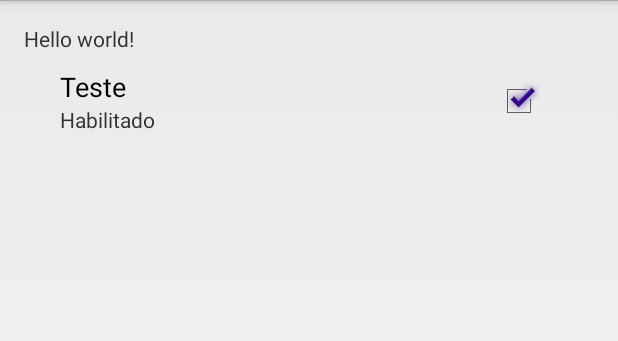
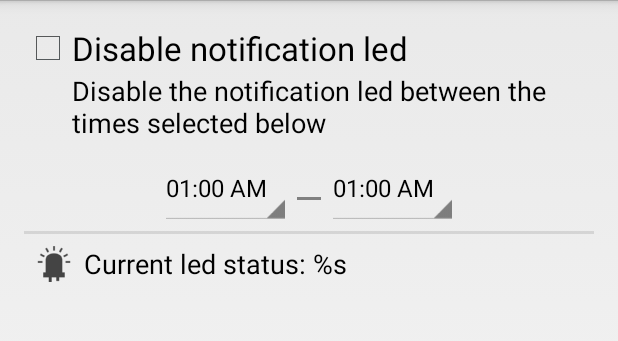
Before and after one commit to xisberto/ledassist, an Android app: the screen it shows after launch (MainActivity), in the options menu, after a tap on "Settings", on a phone screen of 412 x 824 dp, the part 72-413 px from its top. Run offline under Robolectric (Android 15) with nearby library versions, the phone set to English and light mode, and no system bars.

Commit message:
MainActivity layout and Settings management

```diff
--- a/app/src/main/java/net/xisberto/ledassist/MainActivity.java
+++ b/app/src/main/java/net/xisberto/ledassist/MainActivity.java
@@ -1,19 +1,46 @@
 package net.xisberto.ledassist;
 
 import android.app.Activity;
+import android.app.TimePickerDialog;
 import android.os.Bundle;
+import android.text.format.DateFormat;
 import android.view.Menu;
 import android.view.MenuItem;
+import android.view.MotionEvent;
+import android.view.View;
+import android.widget.Button;
+import android.widget.CheckBox;
+import android.widget.TimePicker;
+
+import java.util.Set;
 
 
-public class MainActivity extends Activity {
+public class MainActivity extends Activity implements View.OnClickListener {
+
+    private CheckBox checkLed;
 
     @Override
     protected void onCreate(Bundle savedInstanceState) {
         super.onCreate(savedInstanceState);
         setContentView(R.layout.activity_main);
+
+        checkLed = (CheckBox) findViewById(R.id.checkLed);
+        findViewById(R.id.textSummary).setOnTouchListener(new View.OnTouchListener() {
+            @Override
+            public boolean onTouch(View v, MotionEvent event) {
+                checkLed.onTouchEvent(event);
+                return true;
+            }
+        });
+
+        Button buttonStart = (Button) findViewById(R.id.buttonStart);
+        buttonStart.setOnClickListener(this);
+        buttonStart.setText(Settings.getTimeString(this, Settings.KEY_START));
+
+        Button buttonEnd = (Button) findViewById(R.id.buttonEnd);
+        buttonEnd.setOnClickListener(this);
+        buttonEnd.setText(Settings.getTimeString(this, Settings.KEY_END));
     }
-
 
     @Override
     public boolean onCreateOptionsMenu(Menu menu) {
@@ -33,4 +60,28 @@ public class MainActivity extends Activity {
         }
         return super.onOptionsItemSelected(item);
     }
+
+    @Override
+    public void onClick(View v) {
+        final String key;
+        final Button target = (Button) v;
+        if (v.getId() == R.id.buttonStart) {
+            key = Settings.KEY_START;
+        } else {
+            key = Settings.KEY_END;
+        }
+        TimePickerDialog.OnTimeSetListener listener = new TimePickerDialog.OnTimeSetListener() {
+            @Override
+            public void onTimeSet(TimePicker view, int hourOfDay, int minute) {
+                Settings.setTime(MainActivity.this, key, hourOfDay, minute);
+                target.setText(Settings.getTimeString(MainActivity.this, hourOfDay, minute));
+            }
+        };
+        int hour = Settings.getHour(this, key);
+        int minute = Settings.getMinute(this, key);
+        TimePickerDialog dialog = new TimePickerDialog(this, listener, hour, minute,
+                DateFormat.is24HourFormat(this));
+        dialog.setCancelable(true);
+        dialog.show();
+    }
 }
--- /dev/null
+++ b/app/src/main/java/net/xisberto/ledassist/Settings.java
@@ -0,0 +1,67 @@
+package net.xisberto.ledassist;
+
+import android.content.Context;
+import android.content.SharedPreferences;
+import android.preference.PreferenceManager;
+import android.text.format.DateFormat;
+
+import java.lang.ref.SoftReference;
+import java.text.SimpleDateFormat;
+import java.util.Calendar;
+
+/**
+ * Created by xisberto on 18/09/14.
+ */
+public class Settings {
+    public static final String KEY_START = "start", KEY_END = "end", DEFAULT_HOUR = "01:00";
+    private static final String HOUR = "_hour", MINUTE = "_minute";
+
+    public static void setTime(Context context, String key, int hour, int minute) {
+        PreferenceManager.getDefaultSharedPreferences(context).edit()
+                .putInt(key + HOUR, hour)
+                .putInt(key + MINUTE, minute)
+                .apply();
+    }
+
+    public static Calendar getTime(Context context, String key) {
+        SharedPreferences preferences = PreferenceManager.getDefaultSharedPreferences(context);
+        int hourOfDay = preferences.getInt(key + HOUR, 1);
+        int minute = preferences.getInt(key + MINUTE, 0);
+        Calendar calendar = Calendar.getInstance();
+        calendar.set(Calendar.HOUR_OF_DAY, hourOfDay);
+        calendar.set(Calendar.MINUTE, minute);
+        calendar.set(Calendar.SECOND, 0);
+        return calendar;
+    }
+
+    public static String getTimeString(Context context, String key) {
+        Calendar calendar = getTime(context, key);
+        if (DateFormat.is24HourFormat(context)) {
+            return DateFormat.format("kk:mm", calendar).toString();
+        } else {
+            return DateFormat.format("hh:mm aa", calendar).toString();
+        }
+    }
+
+    public static String getTimeString(Context context, int hourOfDay, int minute) {
+        Calendar calendar = Calendar.getInstance();
+        calendar.set(Calendar.HOUR_OF_DAY, hourOfDay);
+        calendar.set(Calendar.MINUTE, minute);
+        calendar.set(Calendar.SECOND, 0);
+        if (DateFormat.is24HourFormat(context)) {
+            return DateFormat.format("kk:mm", calendar).toString();
+        } else {
+            return DateFormat.format("hh:mm aa", calendar).toString();
+        }
+    }
+
+    public static int getHour(Context context, String key) {
+        SharedPreferences preferences = PreferenceManager.getDefaultSharedPreferences(context);
+        return preferences.getInt(key + HOUR, 1);
+    }
+
+    public static int getMinute(Context context, String key) {
+        SharedPreferences preferences = PreferenceManager.getDefaultSharedPreferences(context);
+        return preferences.getInt(key + MINUTE, 0);
+    }
+}
--- a/app/src/main/java/net/xisberto/ledassist/SettingsFragment.java
+++ /dev/null
@@ -1,15 +0,0 @@
-package net.xisberto.ledassist;
-
-import android.os.Bundle;
-import android.preference.PreferenceFragment;
-
-/**
- * Created by 00790186373 on 18/09/14.
- */
-public class SettingsFragment extends PreferenceFragment {
-    @Override
-    public void onCreate(Bundle savedInstanceState) {
-        super.onCreate(savedInstanceState);
-        addPreferencesFromResource(R.xml.settings);
-    }
-}
--- a/app/src/main/res/layout/activity_main.xml
+++ b/app/src/main/res/layout/activity_main.xml
@@ -8,19 +8,75 @@
     android:paddingBottom="@dimen/activity_vertical_margin"
     tools:context=".MainActivity">
 
+    <CheckBox
+        android:layout_width="match_parent"
+        android:layout_height="wrap_content"
+        android:text="@string/disable_led"
+        android:id="@+id/checkLed"
+        android:textAppearance="?android:textAppearanceLarge"
+        android:layout_alignParentTop="true"
+        android:layout_alignParentLeft="true"
+        android:layout_alignParentStart="true" />
+
     <TextView
-        android:text="@string/hello_world"
+        android:layout_width="match_parent"
+        android:layout_height="wrap_content"
+        android:layout_marginLeft="32dp"
+        android:layout_marginStart="32dp"
+        android:layout_marginBottom="8dp"
+        android:textAppearance="?android:attr/textAppearanceMedium"
+        android:text="@string/led_summary"
+        android:id="@+id/textSummary"
+        android:layout_below="@+id/checkLed"
+        android:layout_alignParentLeft="true"
+        android:layout_alignParentStart="true" />
+
+    <Button
+        style="?android:attr/spinnerStyle"
         android:layout_width="wrap_content"
         android:layout_height="wrap_content"
-        android:id="@+id/textView" />
+        android:text="@string/default_hour"
+        android:id="@+id/buttonStart"
+        android:layout_below="@+id/textSummary"
+        android:layout_toLeftOf="@+id/view"
+        android:layout_toStartOf="@+id/view" />
 
-    <fragment
+    <View
+        android:layout_width="16dp"
+        android:layout_height="2dp"
+        android:layout_margin="4dp"
+        android:background="#808080"
+        android:layout_centerHorizontal="true"
+        android:layout_alignBaseline="@id/buttonStart"
+        android:id="@+id/view" />
+
+    <Button
+        style="?android:attr/spinnerStyle"
+        android:layout_width="wrap_content"
+        android:layout_height="wrap_content"
+        android:text="@string/default_hour"
+        android:id="@+id/buttonEnd"
+        android:layout_below="@+id/textSummary"
+        android:layout_toRightOf="@+id/view"
+        android:layout_toEndOf="@+id/view" />
+
+    <View
+        android:id="@+id/separator"
+        android:layout_width="match_parent"
+        android:layout_height="2dp"
+        android:background="?android:dividerHorizontal"
+        android:layout_below="@+id/buttonStart"
+        android:layout_marginTop="4dp"
+        />
+
+    <TextView
         android:layout_width="match_parent"
         android:layout_height="wrap_content"
-        android:name="net.xisberto.ledassist.SettingsFragment"
-        android:id="@+id/fragment"
-        android:layout_below="@+id/textView"
-        android:layout_centerHorizontal="true"
-        tools:layout="@android:layout/activity_list_item" />
+        android:layout_below="@+id/separator"
+        android:textAppearance="?android:textAppearanceMedium"
+        android:gravity="center_vertical"
+        android:drawableLeft="@drawable/ic_led_on"
+        android:drawableStart="@drawable/ic_led_on"
+        android:text="@string/current_led_status"/>
 
 </RelativeLayout>
--- a/app/src/main/res/values/strings.xml
+++ b/app/src/main/res/values/strings.xml
@@ -2,7 +2,12 @@
 <resources>
 
     <string name="app_name">Led Assist</string>
-    <string name="hello_world">Hello world!</string>
     <string name="action_settings">Settings</string>
 
+    <string name="disable_led">Disable notification led</string>
+    <string name="led_summary">Disable the notification led between the times selected below</string>
+    <string name="default_hour">01:00</string>
+    <string name="current_led_status">Current led status: %s</string>
+    <string name="enabled">enabled</string>
+    <string name="disabled">disabled</string>
 </resources>
```
Also changed, not shown: app/src/main/led-off.png (added), app/src/main/led-on.png (added), app/src/main/res/drawable-hdpi/ic_led_off.png (added), app/src/main/res/drawable-hdpi/ic_led_on.png (added), app/src/main/res/drawable-mdpi/ic_led_off.png (added), app/src/main/res/drawable-mdpi/ic_led_on.png (added), app/src/main/res/drawable-xhdpi/ic_led_off.png (added), app/src/main/res/drawable-xhdpi/ic_led_on.png (added), app/src/main/res/drawable-xxhdpi/ic_led_off.png (added), app/src/main/res/drawable-xxhdpi/ic_led_on.png (added), 4 other files.
